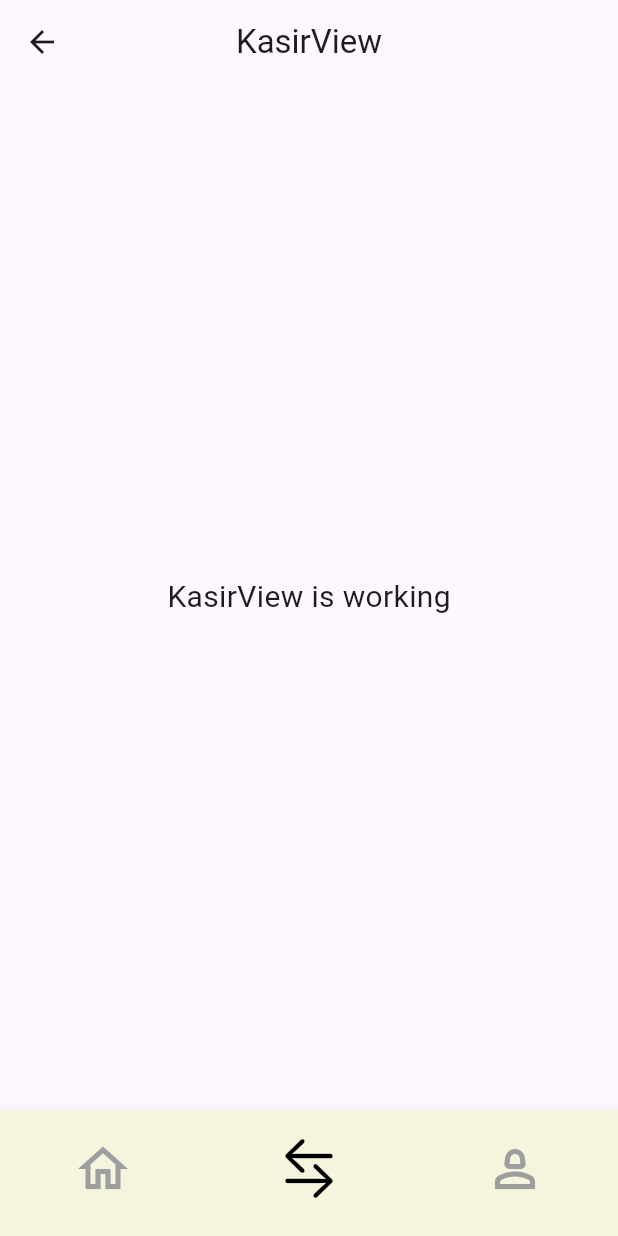
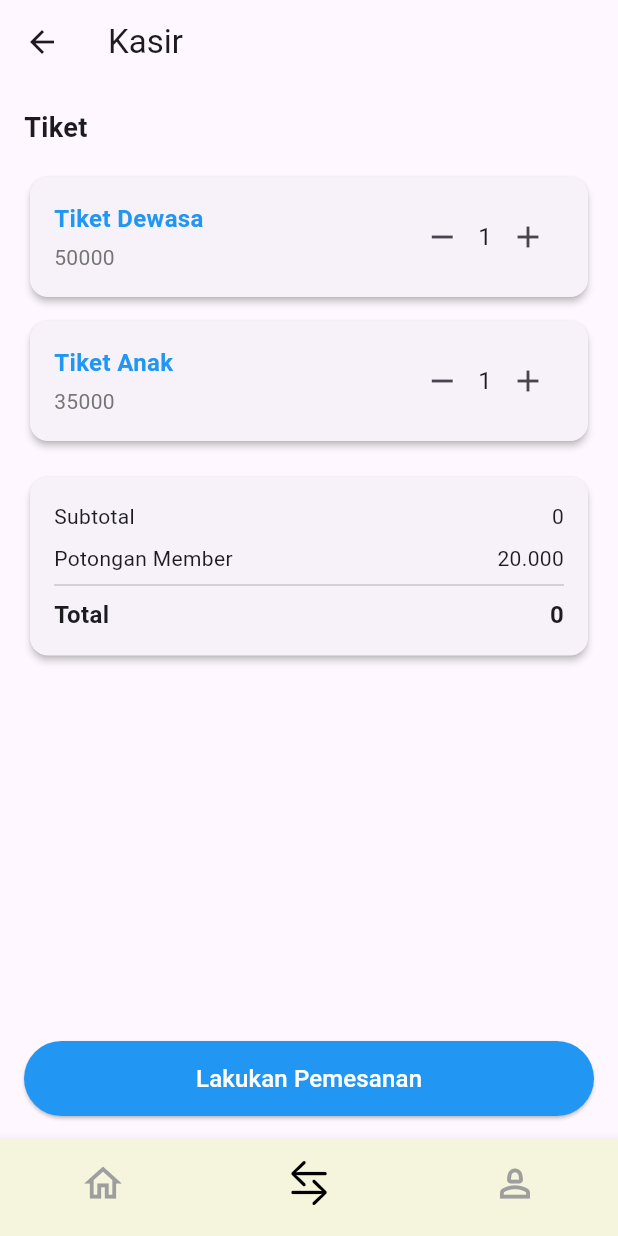
Before and after one commit to hanifaslam/appflexy, a Flutter app: the KasirView screen opened by its route, on a phone screen of 412 x 824 dp. Run offline on Flutter 3.47's test engine with Material 3 defaults, Android fonts, the phone set to English and light mode, and no system bars; our stand-ins replace curved_navigation_bar, get.

Commit message:
update page routing dan fix bug (penambahan komentar pada module agar lebih jelas)

```diff
--- a/lib/app/modules/checkout/views/checkout_view.dart
+++ b/lib/app/modules/checkout/views/checkout_view.dart
@@ -1,3 +1,6 @@
+// MODULE GA KEPAKE (SAMA KYK KASIR)
+
+
 import 'package:apptiket/app/modules/checkout/controllers/checkout_controller.dart';
 import 'package:apptiket/app/widgets/ticket_card.dart';
 import 'package:flutter/material.dart';
--- a/lib/app/modules/kasir/views/kasir_view.dart
+++ b/lib/app/modules/kasir/views/kasir_view.dart
@@ -1,7 +1,10 @@
+import 'package:apptiket/app/modules/checkout/controllers/checkout_controller.dart';
 import 'package:apptiket/app/routes/app_pages.dart';
 import 'package:apptiket/app/widgets/navbar.dart';
 import 'package:flutter/material.dart';
 import 'package:get/get.dart';
+import '../../../widgets/summary_card.dart';
+import '../../../widgets/ticket_card.dart';
 
 import '../controllers/kasir_controller.dart';
 
@@ -12,15 +15,70 @@ class KasirView extends GetView<KasirController> {
   Widget build(BuildContext context) {
     int _pageIndex = 1; // Indeks halaman aktif, disesuaikan untuk KasirView
 
+    final CheckoutController _controller =
+        Get.put(CheckoutController()); // Initialize controller
+
     return Scaffold(
       appBar: AppBar(
-        title: const Text('KasirView'),
-        centerTitle: true,
+        title: const Text('Kasir'),
+        leading: IconButton(
+          icon: const Icon(Icons.arrow_back),
+          onPressed: () {
+            Get.back(); // Use GetX back navigation
+          },
+        ),
       ),
-      body: const Center(
-        child: Text(
-          'KasirView is working',
-          style: TextStyle(fontSize: 20),
+      body: Padding(
+        padding: const EdgeInsets.all(16.0),
+        child: Column(
+          children: [
+            Expanded(
+              child: ListView(
+                children: [
+                  const Text(
+                    'Tiket',
+                    style: TextStyle(fontSize: 18, fontWeight: FontWeight.bold),
+                  ),
+                  const SizedBox(height: 16),
+                  TicketCard(
+                    ticketName: 'Tiket Dewasa',
+                    price: _controller.adultTicketPrice,
+                    onIncrease: _controller.increaseAdultTicket,
+                    onDecrease: _controller.decreaseAdultTicket,
+                    quantity: _controller.adultTicketQuantity,
+                  ),
+                  const SizedBox(height: 8),
+                  TicketCard(
+                    ticketName: 'Tiket Anak',
+                    price: _controller.childTicketPrice,
+                    onIncrease: _controller.increaseChildTicket,
+                    onDecrease: _controller.decreaseChildTicket,
+                    quantity: _controller.childTicketQuantity,
+                  ),
+                  const SizedBox(height: 16),
+                  const SummaryCard(),
+                  const SizedBox(height: 16),
+                  /* masih missing payment method
+                  const PaymentMethod(),
+                  */
+                ],
+              ),
+            ),
+            const SizedBox(height: 16),
+            ElevatedButton(
+              onPressed: () {
+                // Aksi ketika tombol pemesanan ditekan
+              },
+              style: ElevatedButton.styleFrom(
+                minimumSize: const Size(double.infinity, 50),
+                backgroundColor: Colors.blue,
+              ),
+              child: const Text(
+                'Lakukan Pemesanan',
+                style: TextStyle(fontSize: 16, color: Colors.white),
+              ),
+            ),
+          ],
         ),
       ),
       bottomNavigationBar: CustomNavigationBar(
--- a/lib/app/modules/penjualan/views/penjualan_view.dart
+++ b/lib/app/modules/penjualan/views/penjualan_view.dart
@@ -1,3 +1,7 @@
+// MENAMBAHKAN TIKET (JUMLAH TIKET / JENIS TIKET)
+
+
+
 import 'package:apptiket/app/modules/checkout/views/checkout_view.dart';
 import 'package:apptiket/app/routes/app_pages.dart';
 import 'package:flutter/material.dart';
--- a/lib/app/modules/profile/views/profile_view.dart
+++ b/lib/app/modules/profile/views/profile_view.dart
@@ -1,3 +1,6 @@
+// INI MAKSUDNYA PROFILE TOKO
+
+
 import 'package:flutter/material.dart';
 import 'package:get/get.dart';
 import '../../../routes/app_pages.dart';
--- a/lib/app/modules/tambah_produk/views/tambah_produk_view.dart
+++ b/lib/app/modules/tambah_produk/views/tambah_produk_view.dart
@@ -1,3 +1,7 @@
+// MENAMBAHKAN PRODUK (PEMINJAMAN BARANG)
+
+
+
 import 'package:flutter/material.dart';
 
 // ignore: must_be_immutable
--- a/lib/app/widgets/navbar.dart
+++ b/lib/app/widgets/navbar.dart
@@ -44,8 +44,8 @@ class CustomNavigationBar extends StatelessWidget {
     final bool isSelected = currentIndex == index; // Cek apakah ikon terpilih
 
     return Container(
-      width: 50, // Lebar kontainer (ukuran lingkaran)
-      height: 50, // Tinggi kontainer (ukuran lingkaran)
+      width: 30, // Lebar kontainer (ukuran lingkaran)
+      height: 30, // Tinggi kontainer (ukuran lingkaran)
       decoration: BoxDecoration(
         shape: BoxShape.circle, // Bentuk lingkaran
         color: const Color(0xffF5F5DD), // Warna latar belakang
@@ -54,7 +54,7 @@ class CustomNavigationBar extends StatelessWidget {
         child: Icon(
           icon,
           color: isSelected ? Colors.black : Colors.grey, // Ubah warna berdasarkan status
-          size: 40, // Ukuran ikon
+          size: 30, // Ukuran ikon
         ),
       ),
     );
--- a/lib/main.dart
+++ b/lib/main.dart
@@ -11,12 +11,12 @@ void main() {
 class MyApp extends StatelessWidget {
   @override
   Widget build(BuildContext context) {
-    return GetMaterialApp(
-      debugShowCheckedModeBanner: false,
-      title: "Application",
-      initialRoute: Routes.HOME,
-      getPages: AppPages.routes,
-    );
+    // return GetMaterialApp(
+    //   debugShowCheckedModeBanner: false,
+    //   title: "Application",
+    //   initialRoute: Routes.PROFILE,
+    //   getPages: AppPages.routes,
+    // );
     return FutureBuilder(
       future: Future.delayed(Duration(seconds: 2)),
       builder: (context, snapshot) {
```
